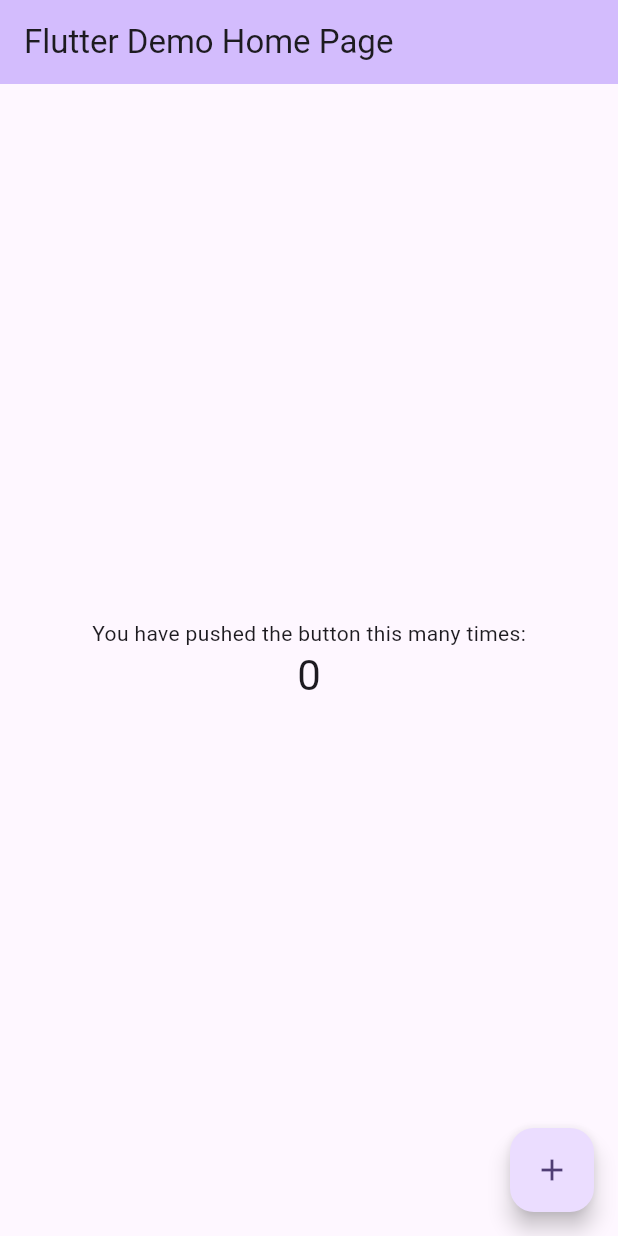
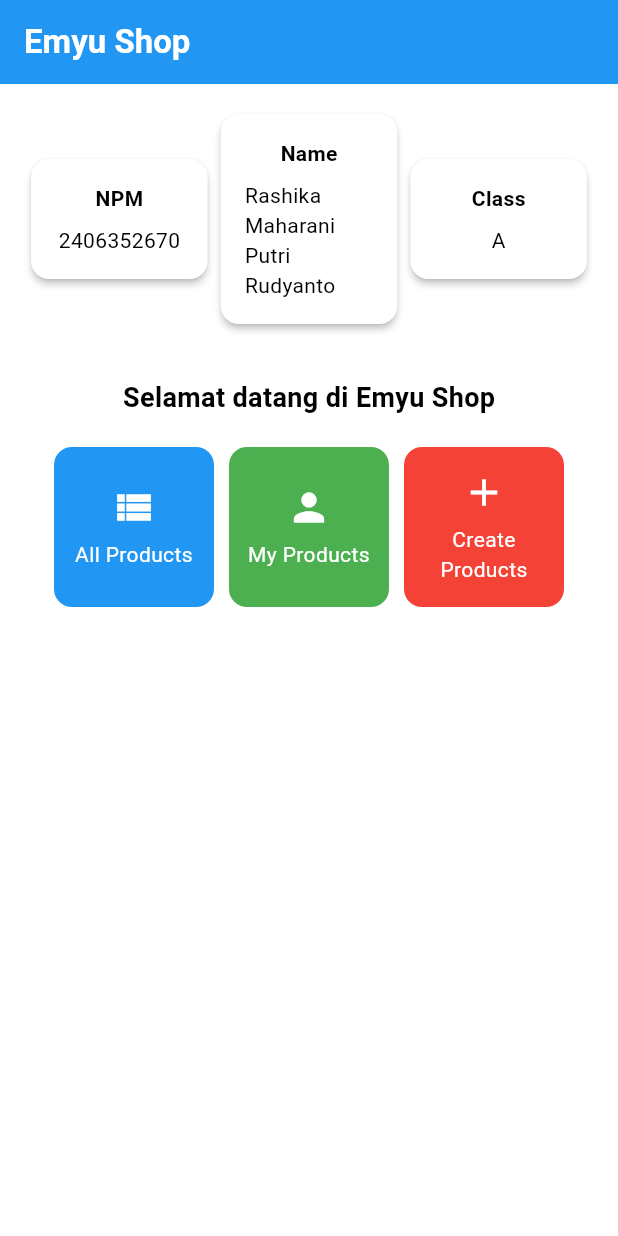
Before and after one commit to chazelnut/eshop-pbp-mobile, a Flutter app: the screen it shows after launch, on a phone screen of 412 x 824 dp. Run offline on Flutter 3.47's test engine with Material 3 defaults, Android fonts, the light colour scheme and no system bars.

Commit message:
Tugas 7 selesai.

```diff
--- a/lib/main.dart
+++ b/lib/main.dart
@@ -1,4 +1,5 @@
 import 'package:flutter/material.dart';
+import 'package:eshop_pbp/menu.dart';
 
 void main() {
   runApp(const MyApp());
@@ -28,95 +29,9 @@
         //
         // This works for code too, not just values: Most code changes can be
         // tested with just a hot reload.
-        colorScheme: ColorScheme.fromSeed(seedColor: Colors.deepPurple),
+         colorScheme: ColorScheme.fromSwatch(primarySwatch: Colors.blue).copyWith(secondary: Colors.blueAccent[400]),
       ),
-      home: const MyHomePage(title: 'Flutter Demo Home Page'),
+      home: MyHomePage(),
     );
   }
 }
-
-class MyHomePage extends StatefulWidget {
-  const MyHomePage({super.key, required this.title});
-
-  // This widget is the home page of your application. It is stateful, meaning
-  // that it has a State object (defined below) that contains fields that affect
-  // how it looks.
-
-  // This class is the configuration for the state. It holds the values (in this
-  // case the title) provided by the parent (in this case the App widget) and
-  // used by the build method of the State. Fields in a Widget subclass are
-  // always marked "final".
-
-  final String title;
-
-  @override
-  State<MyHomePage> createState() => _MyHomePageState();
-}
-
-class _MyHomePageState extends State<MyHomePage> {
-  int _counter = 0;
-
-  void _incrementCounter() {
-    setState(() {
-      // This call to setState tells the Flutter framework that something has
-      // changed in this State, which causes it to rerun the build method below
-      // so that the display can reflect the updated values. If we changed
-      // _counter without calling setState(), then the build method would not be
-      // called again, and so nothing would appear to happen.
-      _counter++;
-    });
-  }
-
-  @override
-  Widget build(BuildContext context) {
-    // This method is rerun every time setState is called, for instance as done
-    // by the _incrementCounter method above.
-    //
-    // The Flutter framework has been optimized to make rerunning build methods
-    // fast, so that you can just rebuild anything that needs updating rather
-    // than having to individually change instances of widgets.
-    return Scaffold(
-      appBar: AppBar(
-        // TRY THIS: Try changing the color here to a specific color (to
-        // Colors.amber, perhaps?) and trigger a hot reload to see the AppBar
-        // change color while the other colors stay the same.
-        backgroundColor: Theme.of(context).colorScheme.inversePrimary,
-        // Here we take the value from the MyHomePage object that was created by
-        // the App.build method, and use it to set our appbar title.
-        title: Text(widget.title),
-      ),
-      body: Center(
-        // Center is a layout widget. It takes a single child and positions it
-        // in the middle of the parent.
-        child: Column(
-          // Column is also a layout widget. It takes a list of children and
-          // arranges them vertically. By default, it sizes itself to fit its
-          // children horizontally, and tries to be as tall as its parent.
-          //
-          // Column has various properties to control how it sizes itself and
-          // how it positions its children. Here we use mainAxisAlignment to
-          // center the children vertically; the main axis here is the vertical
-          // axis because Columns are vertical (the cross axis would be
-          // horizontal).
-          //
-          // TRY THIS: Invoke "debug painting" (choose the "Toggle Debug Paint"
-          // action in the IDE, or press "p" in the console), to see the
-          // wireframe for each widget.
-          mainAxisAlignment: MainAxisAlignment.center,
-          children: <Widget>[
-            const Text('You have pushed the button this many times:'),
-            Text(
-              '$_counter',
-              style: Theme.of(context).textTheme.headlineMedium,
-            ),
-          ],
-        ),
-      ),
-      floatingActionButton: FloatingActionButton(
-        onPressed: _incrementCounter,
-        tooltip: 'Increment',
-        child: const Icon(Icons.add),
-      ), // This trailing comma makes auto-formatting nicer for build methods.
-    );
-  }
-}
--- /dev/null
+++ b/lib/menu.dart
@@ -0,0 +1,189 @@
+import 'package:flutter/material.dart';
+
+class MyHomePage extends StatelessWidget {
+  MyHomePage({super.key});
+
+  final String nama = "Rashika Maharani Putri Rudyanto"; //nama
+  final String npm = "2406352670"; //npm
+  final String kelas = "A"; //kelas
+
+  final List<ItemHomepage> items = [
+    ItemHomepage("All Products", Icons.view_list, color: Colors.blue),
+    ItemHomepage("My Products", Icons.person, color: Colors.green),
+    ItemHomepage("Create Products", Icons.add, color: Colors.red),
+  ];
+
+  @override
+    Widget build(BuildContext context) {
+    // Scaffold menyediakan struktur dasar halaman dengan AppBar dan body.
+    return Scaffold(
+      // AppBar adalah bagian atas halaman yang menampilkan judul.
+      appBar: AppBar(
+        // Judul aplikasi "Emyu Shop" dengan teks putih dan tebal.
+        title: const Text(
+          'Emyu Shop',
+          style: TextStyle(
+            color: Colors.white,
+            fontWeight: FontWeight.bold,
+          ),
+        ),
+        // Warna latar belakang AppBar diambil dari skema warna tema aplikasi.
+        backgroundColor: Theme.of(context).colorScheme.primary,
+      ),
+      // Body halaman dengan padding di sekelilingnya.
+      body: Padding(
+        padding: const EdgeInsets.all(16.0),
+        // Menyusun widget secara vertikal dalam sebuah kolom.
+        child: Column(
+          crossAxisAlignment: CrossAxisAlignment.center,
+          children: [
+            // Row untuk menampilkan 3 InfoCard secara horizontal.
+            Row(
+              mainAxisAlignment: MainAxisAlignment.spaceEvenly,
+              children: [
+                InfoCard(title: 'NPM', content: npm),
+                InfoCard(title: 'Name', content: nama),
+                InfoCard(title: 'Class', content: kelas),
+              ],
+            ),
+
+            // Memberikan jarak vertikal 16 unit.
+            const SizedBox(height: 16.0),
+
+            // Menempatkan widget berikutnya di tengah halaman.
+            Center(
+              child: Column(
+                // Menyusun teks dan grid item secara vertikal.
+
+                children: [
+                  // Menampilkan teks sambutan dengan gaya tebal dan ukuran 18.
+                  const Padding(
+                    padding: EdgeInsets.only(top: 16.0),
+                    child: Text(
+                      'Selamat datang di Emyu Shop',
+                      style: TextStyle(
+                        fontWeight: FontWeight.bold,
+                        fontSize: 18.0,
+                      ),
+                    ),
+                  ),
+
+                  // Grid untuk menampilkan ItemCard dalam bentuk grid 3 kolom.
+                  GridView.count(
+                    primary: true,
+                    padding: const EdgeInsets.all(20),
+                    crossAxisSpacing: 10,
+                    mainAxisSpacing: 10,
+                    crossAxisCount: 3,
+                    // Agar grid menyesuaikan tinggi kontennya.
+                    shrinkWrap: true,
+
+                    // Menampilkan ItemCard untuk setiap item dalam list items.
+                    children: items.map((ItemHomepage item) {
+                      return ItemCard(item);
+                    }).toList(),
+                  ),
+                ],
+              ),
+            ),
+          ],
+        ),
+      ),
+    );
+    }
+}
+
+class InfoCard extends StatelessWidget {
+  // Kartu informasi yang menampilkan title dan content.
+
+  final String title;  // Judul kartu.
+  final String content;  // Isi kartu.
+
+  const InfoCard({super.key, required this.title, required this.content});
+
+  @override
+  Widget build(BuildContext context) {
+    return Card(
+      // Membuat kotak kartu dengan bayangan dibawahnya.
+      elevation: 2.0,
+      child: Container(
+        // Mengatur ukuran dan jarak di dalam kartu.
+        width: MediaQuery.of(context).size.width / 3.5, // menyesuaikan dengan lebar device yang digunakan.
+        padding: const EdgeInsets.all(16.0),
+        // Menyusun title dan content secara vertikal.
+        child: Column(
+          children: [
+            Text(
+              title,
+              style: const TextStyle(fontWeight: FontWeight.bold),
+            ),
+            const SizedBox(height: 8.0),
+            Text(content),
+          ],
+        ),
+      ),
+    );
+  }
+}
+
+class ItemHomepage {
+ final String name;
+ final IconData icon;
+ final Color color;
+
+ ItemHomepage(this.name, this.icon, {this.color = Colors.blue});
+}
+
+class ItemCard extends StatelessWidget {
+  // Menampilkan kartu dengan ikon dan nama.
+
+  final ItemHomepage item;
+
+  const ItemCard(this.item, {super.key});
+
+  @override
+  Widget build(BuildContext context) {
+    return Material(
+      // Gunakan warna yang disediakan per item.
+      color: item.color,
+      // Membuat sudut kartu melengkung.
+      borderRadius: BorderRadius.circular(12),
+
+      child: InkWell(
+        // Aksi ketika kartu ditekan.
+        onTap: () {
+          // Menampilkan pesan SnackBar saat kartu ditekan.
+          ScaffoldMessenger.of(context)
+            ..hideCurrentSnackBar()
+            ..showSnackBar(
+              SnackBar(content: Text("Kamu telah menekan tombol ${item.name}"))
+            );
+        },
+        // Container untuk menyimpan Icon dan Text
+        child: Container(
+          padding: const EdgeInsets.all(8),
+          child: Center(
+            child: Column(
+              // Menyusun ikon dan teks di tengah kartu.
+              mainAxisAlignment: MainAxisAlignment.center,
+              children: [
+                Icon(
+                  item.icon,
+                  color: Colors.white,
+                  size: 30.0,
+                ),
+                const Padding(padding: EdgeInsets.all(3)),
+                Text(
+                  item.name,
+                  textAlign: TextAlign.center,
+                  style: const TextStyle(color: Colors.white),
+                ),
+              ],
+            ),
+          ),
+        ),
+      ),
+    );
+  }
+
+}
```
Also changed, not shown: 1 other file.
